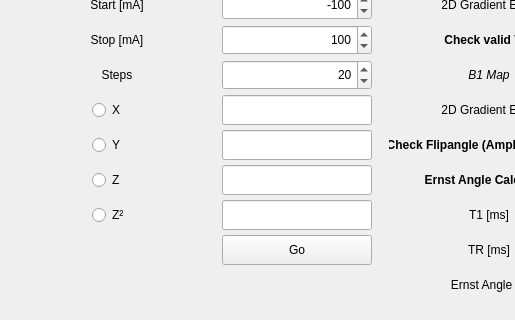
Above: Applications/relax2/ui/tools.ui from OpenMRI/ocra before the change; both pictures show x 0 to 515 and y 470 to 790 of the 760 by 790 pixel window. Below: the same form after it.
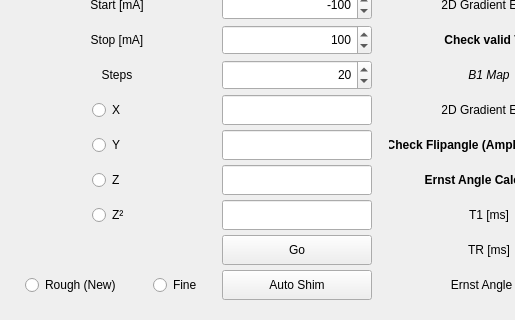
That is the form after the change.

```diff
--- a/Applications/relax2/ui/tools.ui
+++ b/Applications/relax2/ui/tools.ui
@@ -31,7 +31,7 @@
      <x>0</x>
      <y>0</y>
      <width>761</width>
-     <height>791</height>
+     <height>793</height>
     </rect>
    </property>
    <layout class="QGridLayout" name="gridLayout">
@@ -2000,6 +2000,79 @@
       </property>
      </spacer>
     </item>
+    <item row="21" column="2">
+     <widget class="QPushButton" name="Tool_Auto_Shim_pushButton">
+      <property name="minimumSize">
+       <size>
+        <width>150</width>
+        <height>30</height>
+       </size>
+      </property>
+      <property name="maximumSize">
+       <size>
+        <width>150</width>
+        <height>30</height>
+       </size>
+      </property>
+      <property name="text">
+       <string>Auto Shim</string>
+      </property>
+      <property name="autoDefault">
+       <bool>false</bool>
+      </property>
+     </widget>
+    </item>
+    <item row="21" column="1">
+     <layout class="QHBoxLayout" name="horizontalLayout_9">
+      <property name="spacing">
+       <number>0</number>
+      </property>
+      <item>
+       <widget class="QRadioButton" name="Tool_Auto_Shim_Rough_radioButton">
+        <property name="minimumSize">
+         <size>
+          <width>120</width>
+          <height>30</height>
+         </size>
+        </property>
+        <property name="maximumSize">
+         <size>
+          <width>120</width>
+          <height>30</height>
+         </size>
+        </property>
+        <property name="text">
+         <string>Rough (New)</string>
+        </property>
+        <property name="autoExclusive">
+         <bool>false</bool>
+        </property>
+       </widget>
+      </item>
+      <item>
+       <widget class="QRadioButton" name="Tool_Auto_Shim_Fine_radioButton">
+        <property name="minimumSize">
+         <size>
+          <width>55</width>
+          <height>30</height>
+         </size>
+        </property>
+        <property name="maximumSize">
+         <size>
+          <width>55</width>
+          <height>30</height>
+         </size>
+        </property>
+        <property name="text">
+         <string>Fine</string>
+        </property>
+        <property name="autoExclusive">
+         <bool>false</bool>
+        </property>
+       </widget>
+      </item>
+     </layout>
+    </item>
    </layout>
   </widget>
  </widget>
```
